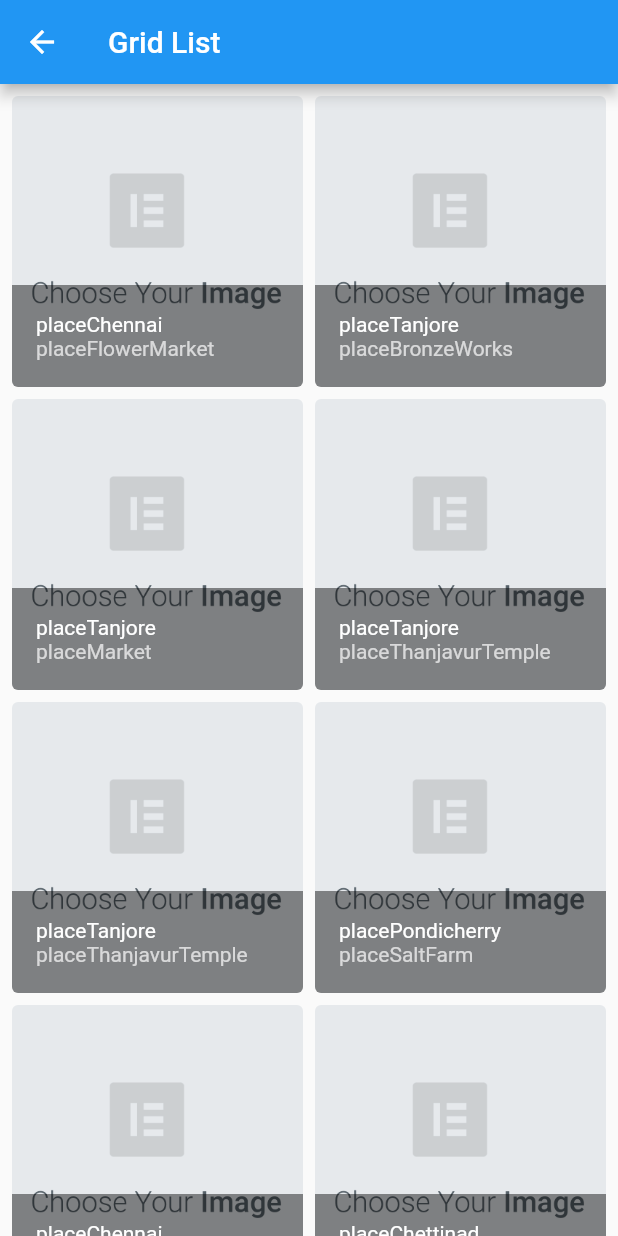
After one commit to fuwamaki/function-confirm-flutter, a Flutter app: the GridPage screen opened directly, on a phone screen of 412 x 824 dp. The commit adds this screen. Run offline on Flutter 3.47's test engine with Material 2 defaults, Android fonts, the phone set to English and light mode, and no system bars; our stand-ins replace fluttertoast; generated files the repository leaves out were written again.

Commit message:
add grid_page

```diff
--- a/lib/component/home_list.dart
+++ b/lib/component/home_list.dart
@@ -11,6 +11,7 @@ import '../screen/dialog_page.dart';
 import '../screen/snackbar_page.dart';
 import '../screen/divider1_page.dart';
 import '../screen/divider2_page.dart';
+import '../screen/grid_page.dart';
 
 Widget homeList(BuildContext context) {
   return ListView(children: [
@@ -58,5 +59,9 @@ Widget homeList(BuildContext context) {
       Navigator.push(
           context, MaterialPageRoute(builder: (context) => Divider2Page()));
     }),
+    homeListItem("grid list", () {
+      Navigator.push(
+          context, MaterialPageRoute(builder: (context) => GridPage()));
+    }),
   ]);
 }
--- /dev/null
+++ b/lib/screen/grid_page.dart
@@ -0,0 +1,148 @@
+import 'package:flutter/material.dart';
+
+class GridPage extends StatelessWidget {
+  List<_Photo> _photos(BuildContext context) {
+    return [
+      _Photo(
+        assetName: 'assets/placeholder_image.png',
+        title: "placeChennai",
+        subtitle: "placeFlowerMarket",
+      ),
+      _Photo(
+        assetName: 'assets/placeholder_image.png',
+        title: "placeTanjore",
+        subtitle: "placeBronzeWorks",
+      ),
+      _Photo(
+        assetName: 'assets/placeholder_image.png',
+        title: "placeTanjore",
+        subtitle: "placeMarket",
+      ),
+      _Photo(
+        assetName: 'assets/placeholder_image.png',
+        title: "placeTanjore",
+        subtitle: "placeThanjavurTemple",
+      ),
+      _Photo(
+        assetName: 'assets/placeholder_image.png',
+        title: "placeTanjore",
+        subtitle: "placeThanjavurTemple",
+      ),
+      _Photo(
+        assetName: 'assets/placeholder_image.png',
+        title: "placePondicherry",
+        subtitle: "placeSaltFarm",
+      ),
+      _Photo(
+        assetName: 'assets/placeholder_image.png',
+        title: "placeChennai",
+        subtitle: "placeScooters",
+      ),
+      _Photo(
+        assetName: 'assets/placeholder_image.png',
+        title: "placeChettinad",
+        subtitle: "placeSilkMaker",
+      ),
+      _Photo(
+        assetName: 'assets/placeholder_image.png',
+        title: "placeChettinad",
+        subtitle: "placeLunchPrep",
+      ),
+      _Photo(
+        assetName: 'assets/placeholder_image.png',
+        title: "placeTanjore",
+        subtitle: "placeMarket",
+      ),
+      _Photo(
+        assetName: 'assets/placeholder_image.png',
+        title: "placePondicherry",
+        subtitle: "placeBeach",
+      ),
+      _Photo(
+        assetName: 'assets/placeholder_image.png',
+        title: "placePondicherry",
+        subtitle: "placeFisherman",
+      ),
+    ];
+  }
+
+  @override
+  Widget build(BuildContext context) {
+    return Scaffold(
+      appBar: AppBar(title: Text("Grid List")),
+      body: GridView.count(
+        restorationId: 'grid_view_demo_grid_offset',
+        crossAxisCount: 2,
+        mainAxisSpacing: 8,
+        crossAxisSpacing: 8,
+        padding: const EdgeInsets.all(8),
+        childAspectRatio: 1,
+        children: _photos(context).map<Widget>((photo) {
+          return _GridDemoPhotoItem(photo: photo);
+        }).toList(),
+      ),
+    );
+  }
+}
+
+class _Photo {
+  _Photo({
+    required this.assetName,
+    required this.title,
+    required this.subtitle,
+  });
+
+  final String assetName;
+  final String title;
+  final String subtitle;
+}
+
+/// Allow the text size to shrink to fit in the space
+class _GridTitleText extends StatelessWidget {
+  const _GridTitleText(this.text);
+
+  final String text;
+
+  @override
+  Widget build(BuildContext context) {
+    return FittedBox(
+      fit: BoxFit.scaleDown,
+      alignment: AlignmentDirectional.centerStart,
+      child: Text(text),
+    );
+  }
+}
+
+class _GridDemoPhotoItem extends StatelessWidget {
+  const _GridDemoPhotoItem({Key? key, required this.photo}) : super(key: key);
+
+  final _Photo photo;
+
+  @override
+  Widget build(BuildContext context) {
+    final Widget image = Material(
+      shape: RoundedRectangleBorder(borderRadius: BorderRadius.circular(4)),
+      clipBehavior: Clip.antiAlias,
+      child: Image.asset(
+        photo.assetName,
+        fit: BoxFit.cover,
+      ),
+    );
+
+    return GridTile(
+      footer: Material(
+        color: Colors.transparent,
+        shape: const RoundedRectangleBorder(
+          borderRadius: BorderRadius.vertical(bottom: Radius.circular(4)),
+        ),
+        clipBehavior: Clip.antiAlias,
+        child: GridTileBar(
+          backgroundColor: Colors.black45,
+          title: _GridTitleText(photo.title),
+          subtitle: _GridTitleText(photo.subtitle),
+        ),
+      ),
+      child: image,
+    );
+  }
+}
```
